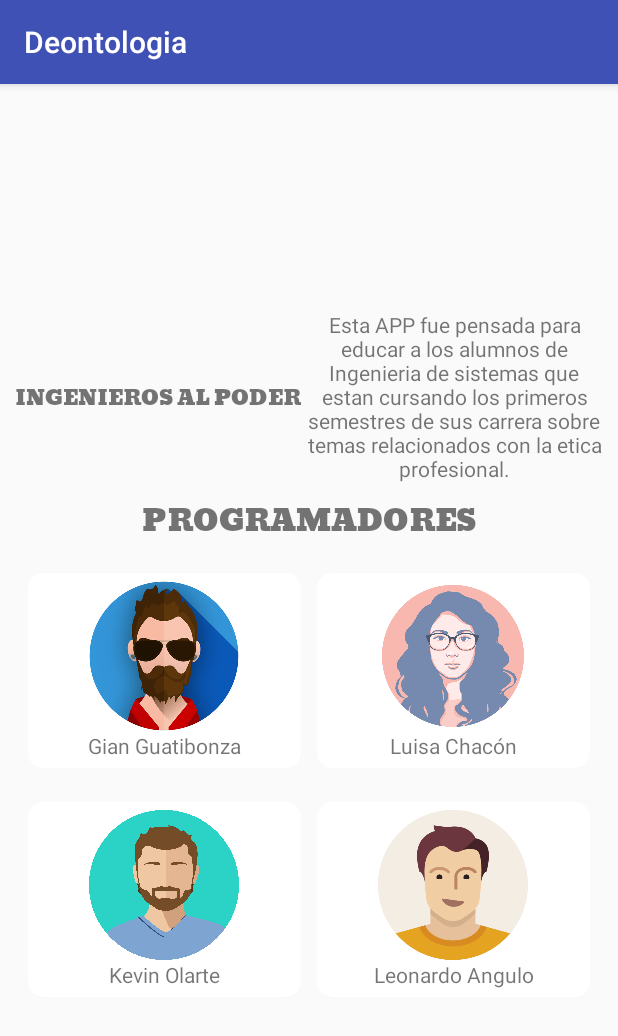
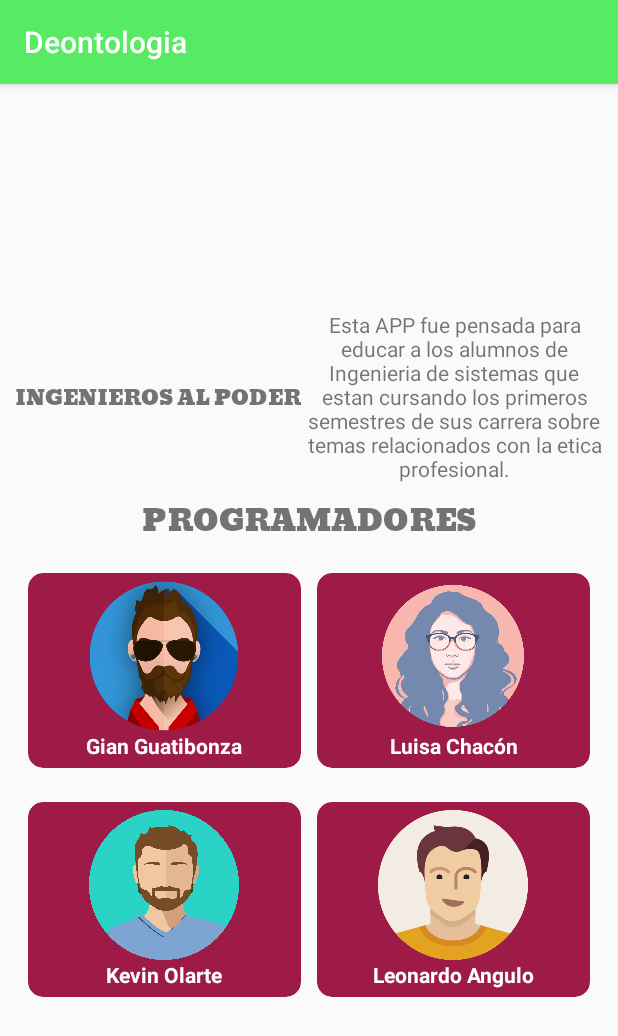
Before and after one commit to gguatibonza08/Deontologia, an Android app: the AcercaDe screen opened directly, with no data from a screen before it, on a phone screen of 412 x 824 dp. Shown: the top 1036 px of the screen. Run offline under Robolectric (Android 15) with nearby library versions, the phone set to English and light mode, and no system bars.

Commit message:
se define colores de la App

```diff
--- a/app/src/main/java/co/com/gguatibonza/deontologia/MainActivity.java
+++ b/app/src/main/java/co/com/gguatibonza/deontologia/MainActivity.java
@@ -36,7 +36,7 @@ public class MainActivity extends AppCompatActivity implements View.OnClickListe
     public void onClick(View v) {
         switch (v.getId()) {
             case R.id.MainJugar:
-                Intent i = new Intent(this, Jugar.class);
+                Intent i = new Intent(this, EleccionAvatar.class);
                 startActivity(i);
                 break;
             case R.id.MainComo:
--- a/app/src/main/res/layout/activity_acerca_de.xml
+++ b/app/src/main/res/layout/activity_acerca_de.xml
@@ -55,6 +55,7 @@
             android:layout_height="wrap_content"
             android:layout_margin="5dp"
             android:layout_weight=".5"
+            app:cardBackgroundColor="@color/dark"
             app:cardCornerRadius="10dp">
 
             <LinearLayout
@@ -74,7 +75,9 @@
                     android:layout_height="wrap_content"
                     android:layout_marginBottom="5dp"
                     android:text="@string/gk"
-                    android:textAlignment="center" />
+                    android:textAlignment="center"
+                    android:textColor="@color/textCard"
+                    android:textStyle="bold" />
             </LinearLayout>
 
 
@@ -85,6 +88,7 @@
             android:layout_height="wrap_content"
             android:layout_margin="5dp"
             android:layout_weight=".5"
+            app:cardBackgroundColor="@color/dark"
             app:cardCornerRadius="10dp">
 
             <LinearLayout
@@ -104,7 +108,9 @@
                     android:layout_height="wrap_content"
                     android:layout_marginBottom="5dp"
                     android:text="@string/nandy"
-                    android:textAlignment="center" />
+                    android:textAlignment="center"
+                    android:textColor="@color/textCard"
+                    android:textStyle="bold" />
             </LinearLayout>
 
 
@@ -126,6 +132,7 @@
             android:layout_height="wrap_content"
             android:layout_margin="5dp"
             android:layout_weight=".5"
+            app:cardBackgroundColor="@color/dark"
             app:cardCornerRadius="10dp">
 
             <LinearLayout
@@ -145,7 +152,9 @@
                     android:layout_height="wrap_content"
                     android:layout_marginBottom="5dp"
                     android:text="@string/kolarte"
-                    android:textAlignment="center" />
+                    android:textAlignment="center"
+                    android:textColor="@color/textCard"
+                    android:textStyle="bold" />
             </LinearLayout>
 
 
@@ -156,6 +165,7 @@
             android:layout_height="wrap_content"
             android:layout_margin="5dp"
             android:layout_weight=".5"
+            app:cardBackgroundColor="@color/dark"
             app:cardCornerRadius="10dp">
 
             <LinearLayout
@@ -175,7 +185,9 @@
                     android:layout_height="wrap_content"
                     android:layout_marginBottom="5dp"
                     android:text="@string/leo"
-                    android:textAlignment="center" />
+                    android:textAlignment="center"
+                    android:textColor="@color/textCard"
+                    android:textStyle="bold" />
             </LinearLayout>
 
 
--- a/app/src/main/res/values/colors.xml
+++ b/app/src/main/res/values/colors.xml
@@ -1,6 +1,8 @@
 <?xml version="1.0" encoding="utf-8"?>
 <resources>
-    <color name="colorPrimary">#3F51B5</color>
-    <color name="colorPrimaryDark">#303F9F</color>
-    <color name="colorAccent">#FF4081</color>
+    <color name="colorPrimary">#57EB64</color>
+    <color name="colorPrimaryDark">#2B9E35</color>
+    <color name="colorAccent">#EB417B</color>
+    <color name="dark">#9E1B47</color>
+    <color name="textCard">#fff</color>
 </resources>
```
